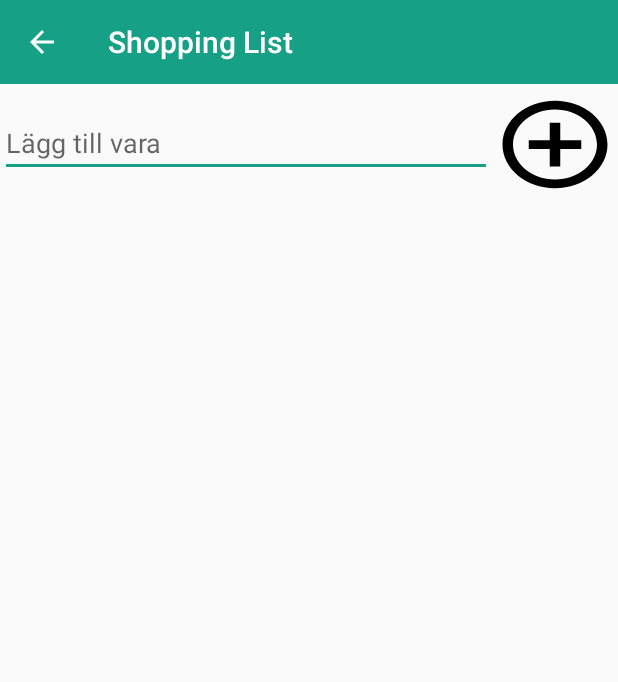
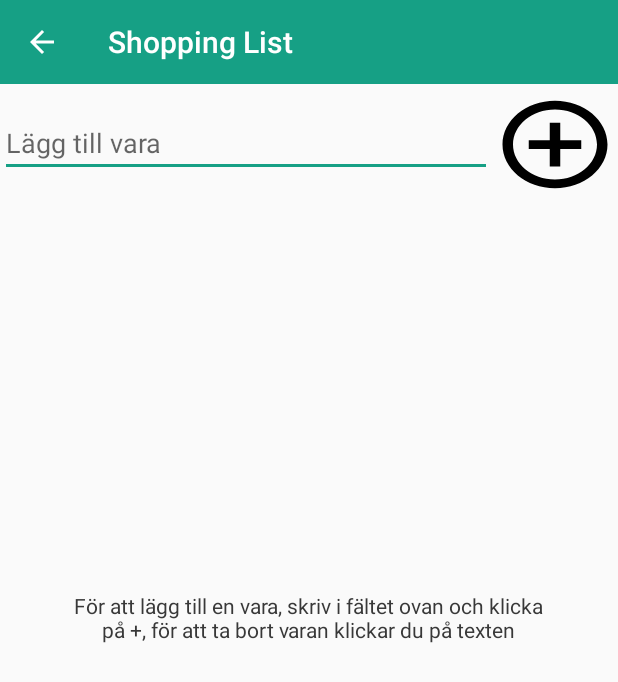
Before and after one commit to CarlLDreyer/scanmore, an Android app: the ToDoList screen opened directly, with no data from a screen before it, after a tap on an icon or button, on a phone screen of 412 x 824 dp. Shown: the top 682 px of the screen. Run offline under Robolectric (Android 15) with nearby library versions, the phone set to English and light mode, and no system bars.

Commit message:
ShoppingList
Funkar lite bättre

```diff
--- a/app/src/main/java/com/example/scanmore/ToDoList.java
+++ b/app/src/main/java/com/example/scanmore/ToDoList.java
@@ -41,13 +41,17 @@ public class ToDoList extends AppCompatActivity {
 
         adapter = new ArrayAdapter<String>(this, android.R.layout.simple_list_item_1, items);
         itemsList.setAdapter(adapter);
+if(!items.isEmpty()){
+    tw.setText(" ");
 
+}else{
+    tw.setText("För att lägg till en vara, skriv i fältet ovan och klicka på +, för att ta bort varan klickar du på texten");
+}
 
         btn.setOnClickListener(new View.OnClickListener() {
             @Override
             public void onClick(View v) {
                 String itemEntered = itemET.getText().toString();
-                tw.setText(" ");
                 if (itemEntered.isEmpty()) {
                     Toast toast = Toast.makeText(ToDoList.this, "Fältet är tomt ", Toast.LENGTH_SHORT);
                     toast.setGravity(Gravity.CENTER, 0, 0);
@@ -62,7 +66,7 @@ public class ToDoList extends AppCompatActivity {
                             Toast toast2 = Toast.makeText(getApplicationContext(), "Vara tillagd", Toast.LENGTH_SHORT);
                             toast2.setGravity(Gravity.CENTER, 0,0);
                             toast2.show();
-
+                            tw.setText(" ");
                             break;
                     }
             }
--- a/app/src/main/res/layout/activity_to_do_list.xml
+++ b/app/src/main/res/layout/activity_to_do_list.xml
@@ -52,7 +52,6 @@
         android:gravity="center"
         android:layout_marginTop="200dp"
         android:layout_centerInParent="true"
-        android:text="För att lägg till en vara, skriv i fältet ovan och klicka på +, för att ta bort varan klickar du på texten"
         android:textColor="@color/card_cvv_color"/>
 
     <androidx.appcompat.widget.Toolbar
```
